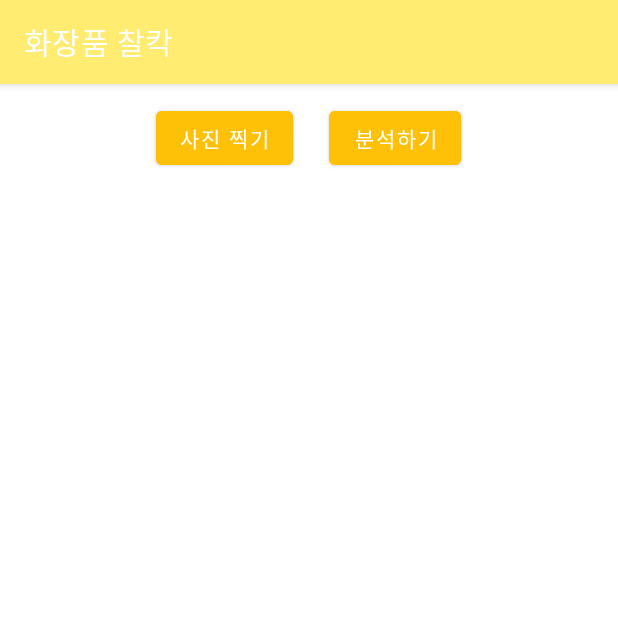
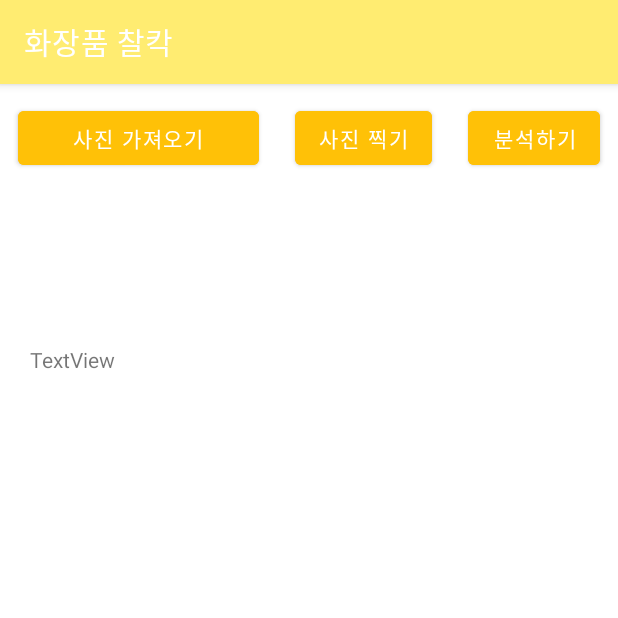
Before and after one commit to hongchopper/SwuMakeUpShot, an Android app: the textDetector screen opened directly, with no data from a screen before it, on a phone screen of 412 x 824 dp, the top half of it. Run offline under Robolectric (Android 15) with nearby library versions, the phone set to English and light mode, and no system bars; libraries missing offline, so code that uses them is left out: com.google.mlkit.vision; 1 statement that could not run was skipped.

Commit message:
텍스트 분석 기능 일단은 됨22

```diff
--- a/app/src/main/res/layout/activity_camera.xml
+++ b/app/src/main/res/layout/activity_camera.xml
@@ -13,6 +13,18 @@
         android:layout_marginTop="0dp"
         android:gravity="center"
         android:orientation="horizontal">
+
+        <Button
+            android:id="@+id/getPic"
+            android:layout_width="wrap_content"
+            android:layout_height="wrap_content"
+            android:layout_gravity="center"
+            android:layout_margin="12dp"
+            android:layout_weight="1"
+            android:backgroundTint="#FFC107"
+            android:onClick="onCameraClick"
+            android:text="사진 가져오기"
+            android:textColor="#FFFFFF" />
 
         <Button
             android:id="@+id/onCameraClick"
@@ -55,4 +67,11 @@
         android:visibility="invisible"
         android:textColor="#FFFFFF" />
 
+    <TextView
+        android:id="@+id/text_info"
+        android:layout_width="wrap_content"
+        android:layout_height="wrap_content"
+        android:layout_margin="20dp"
+        android:text="TextView" />
+
 </LinearLayout>
```
